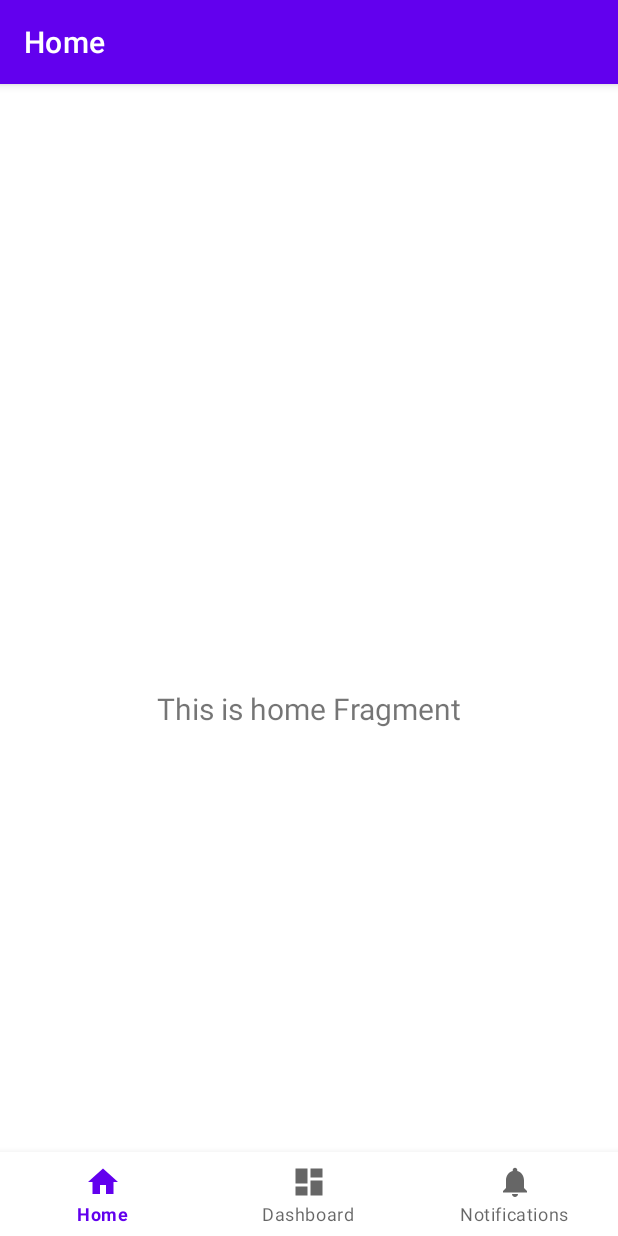
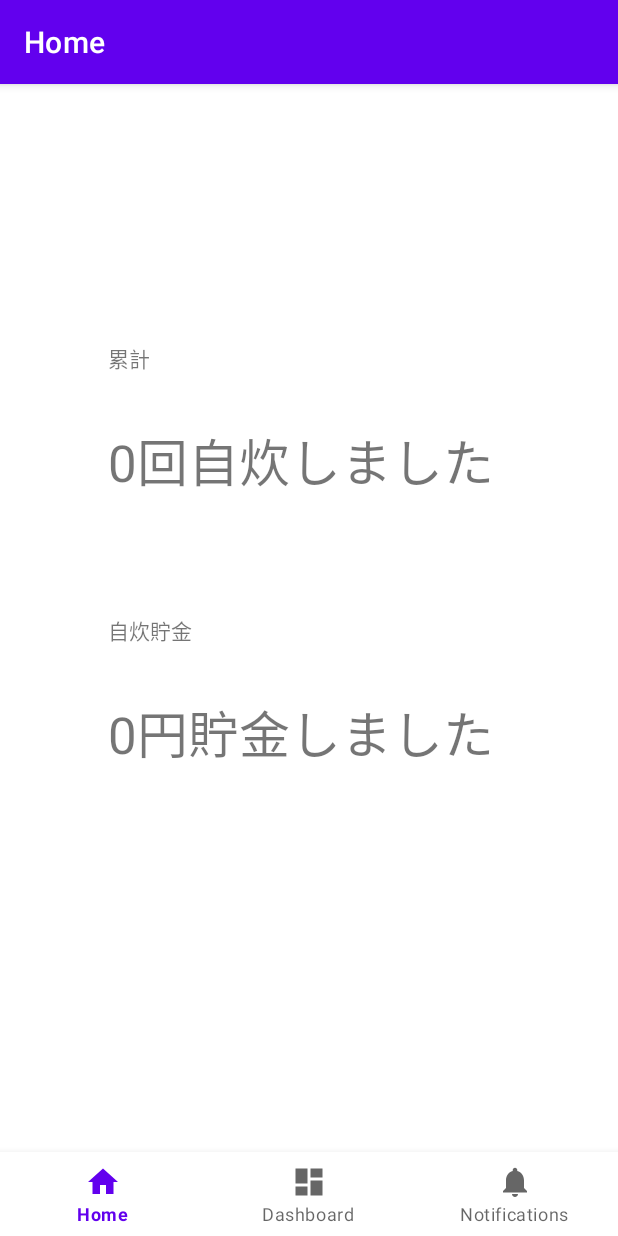
Before and after one commit to noodle2290/la_original_app, an Android app: the screen it shows after launch (MainActivity), on a phone screen of 412 x 824 dp. Run offline under Robolectric (Android 15) with nearby library versions, the light colour scheme and no system bars; our stand-ins replace navigation-ui; 2 statements that could not run were skipped.

Commit message:
Homeのレイアウト作成

```diff
--- a/app/src/main/res/layout/fragment_home.xml
+++ b/app/src/main/res/layout/fragment_home.xml
@@ -7,16 +7,63 @@
     tools:context=".ui.home.HomeFragment">
 
     <TextView
-        android:id="@+id/text_home"
-        android:layout_width="match_parent"
+        android:id="@+id/sum_number_text"
+        android:layout_width="wrap_content"
         android:layout_height="wrap_content"
-        android:layout_marginStart="8dp"
-        android:layout_marginTop="8dp"
-        android:layout_marginEnd="8dp"
-        android:textAlignment="center"
-        android:textSize="20sp"
-        app:layout_constraintBottom_toBottomOf="parent"
-        app:layout_constraintEnd_toEndOf="parent"
+        android:layout_marginStart="72dp"
+        android:layout_marginTop="32dp"
+        android:text="0円貯金しました"
+        android:textSize="34sp"
+        app:layout_constraintStart_toStartOf="parent"
+        app:layout_constraintTop_toBottomOf="@+id/sum_text" />
+
+    <TextView
+        android:id="@+id/times_text"
+        android:layout_width="wrap_content"
+        android:layout_height="wrap_content"
+        android:layout_marginStart="72dp"
+        android:layout_marginTop="116dp"
+        android:text="累計"
         app:layout_constraintStart_toStartOf="parent"
         app:layout_constraintTop_toTopOf="parent" />
+
+    <TextView
+        android:id="@+id/sum_text"
+        android:layout_width="wrap_content"
+        android:layout_height="wrap_content"
+        android:layout_marginStart="72dp"
+        android:layout_marginTop="160dp"
+        android:text="自炊貯金"
+        app:layout_constraintStart_toStartOf="parent"
+        app:layout_constraintTop_toBottomOf="@+id/times_text" />
+
+    <TextView
+        android:id="@+id/goal_text"
+        android:layout_width="wrap_content"
+        android:layout_height="wrap_content"
+        android:layout_marginStart="72dp"
+        android:layout_marginTop="160dp"
+        app:layout_constraintStart_toStartOf="parent"
+        app:layout_constraintTop_toTopOf="@id/sum_text" />
+
+    <TextView
+        android:id="@+id/times_number_text"
+        android:layout_width="wrap_content"
+        android:layout_height="wrap_content"
+        android:layout_marginStart="72dp"
+        android:layout_marginTop="32dp"
+        android:text="0回自炊しました"
+        android:textSize="34sp"
+        app:layout_constraintStart_toStartOf="parent"
+        app:layout_constraintTop_toBottomOf="@+id/times_text" />
+
+    <TextView
+        android:id="@+id/goal_number_text"
+        android:layout_width="wrap_content"
+        android:layout_height="wrap_content"
+        android:layout_marginStart="72dp"
+        android:layout_marginTop="32dp"
+        android:textSize="34sp"
+        app:layout_constraintStart_toStartOf="parent"
+        app:layout_constraintTop_toTopOf="@id/goal_text" />
 </androidx.constraintlayout.widget.ConstraintLayout>
```
